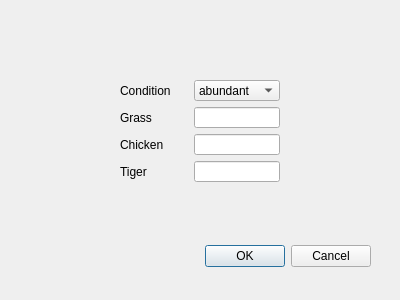
First picture: the form in dialog.ui, repository CieloSun/LifeGameGUI, before the edit.
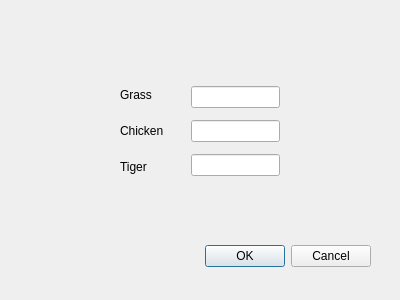
Second picture: the form after the edit.

The edit to the form file:
```diff
--- a/dialog.ui
+++ b/dialog.ui
@@ -41,13 +41,6 @@
    <layout class="QHBoxLayout" name="horizontalLayout">
     <item>
      <layout class="QVBoxLayout" name="verticalLayout">
-      <item>
-       <widget class="QLabel" name="label">
-        <property name="text">
-         <string>Condition</string>
-        </property>
-       </widget>
-      </item>
       <item>
        <widget class="QLabel" name="label_2">
         <property name="text">
@@ -86,25 +79,6 @@
     </item>
     <item>
      <layout class="QVBoxLayout" name="verticalLayout_2">
-      <item>
-       <widget class="QComboBox" name="comboBox">
-        <item>
-         <property name="text">
-          <string>abundant</string>
-         </property>
-        </item>
-        <item>
-         <property name="text">
-          <string>normal</string>
-         </property>
-        </item>
-        <item>
-         <property name="text">
-          <string>severe</string>
-         </property>
-        </item>
-       </widget>
-      </item>
       <item>
        <widget class="QLineEdit" name="lineEdit_2"/>
       </item>
```
